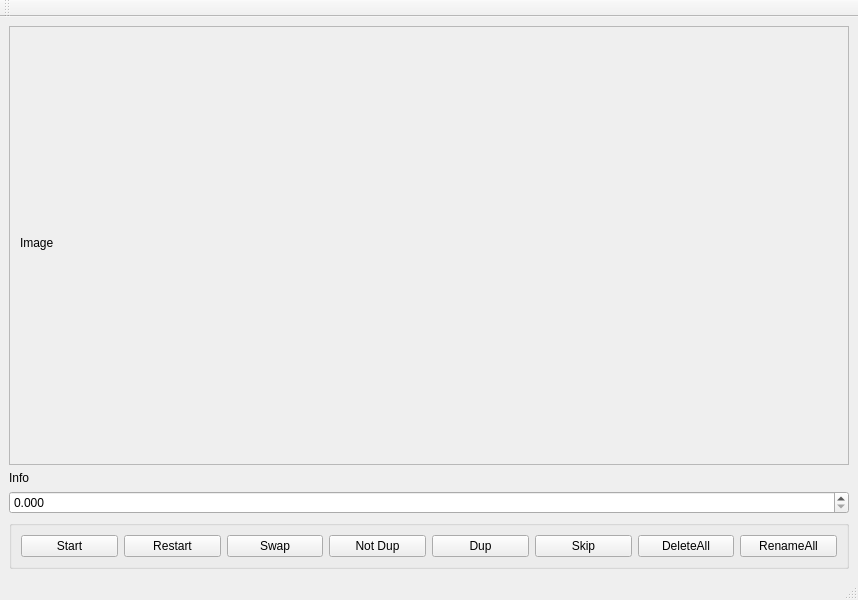
Above: ui/ProcessDups.ui from warwickh/scan8mmfilm-app before the change. Below: the same form after it.
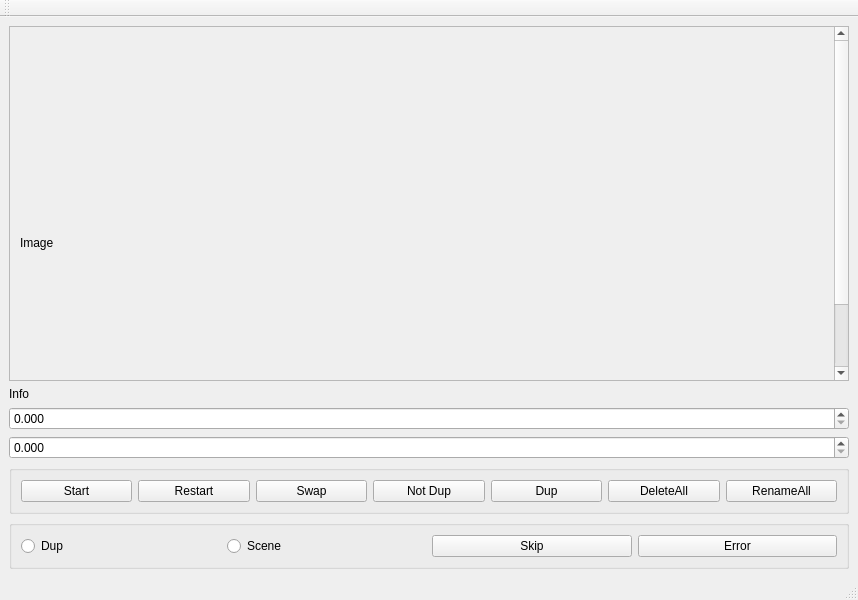
That is the form after the change.

```diff
--- a/ui/ProcessDups.ui
+++ b/ui/ProcessDups.ui
@@ -92,7 +92,20 @@
        </widget>
       </item>
       <item>
-       <widget class="QGroupBox" name="gbButtons">
+       <widget class="QDoubleSpinBox" name="dsbLower">
+        <property name="decimals">
+         <number>3</number>
+        </property>
+        <property name="maximum">
+         <double>1.000000000000000</double>
+        </property>
+        <property name="singleStep">
+         <double>0.001000000000000</double>
+        </property>
+       </widget>
+      </item>
+      <item>
+       <widget class="QGroupBox" name="gbDupButtons">
         <property name="sizePolicy">
          <sizepolicy hsizetype="Preferred" vsizetype="Minimum">
           <horstretch>0</horstretch>
@@ -144,13 +157,6 @@
            </property>
           </widget>
          </item>
-         <item>
-          <widget class="QPushButton" name="pbtnSkip">
-           <property name="text">
-            <string>Skip</string>
-           </property>
-          </widget>
-         </item>
          <item>
           <widget class="QPushButton" name="pbtnDelete">
            <property name="text">
@@ -168,6 +174,43 @@
         </layout>
        </widget>
       </item>
+      <item>
+       <widget class="QGroupBox" name="gbBrkbuttons">
+        <property name="title">
+         <string/>
+        </property>
+        <layout class="QHBoxLayout" name="horizontalLayout_2">
+         <item>
+          <widget class="QRadioButton" name="rbtnDup">
+           <property name="text">
+            <string>Dup</string>
+           </property>
+          </widget>
+         </item>
+         <item>
+          <widget class="QRadioButton" name="rbtnScene">
+           <property name="text">
+            <string>Scene</string>
+           </property>
+          </widget>
+         </item>
+         <item>
+          <widget class="QPushButton" name="pbtnSkip">
+           <property name="text">
+            <string>Skip</string>
+           </property>
+          </widget>
+         </item>
+         <item>
+          <widget class="QPushButton" name="pbtnTagError">
+           <property name="text">
+            <string>Error</string>
+           </property>
+          </widget>
+         </item>
+        </layout>
+       </widget>
+      </item>
      </layout>
     </item>
    </layout>
```
Left out of the diff: 2 changed lines with no effect on the pictures.
